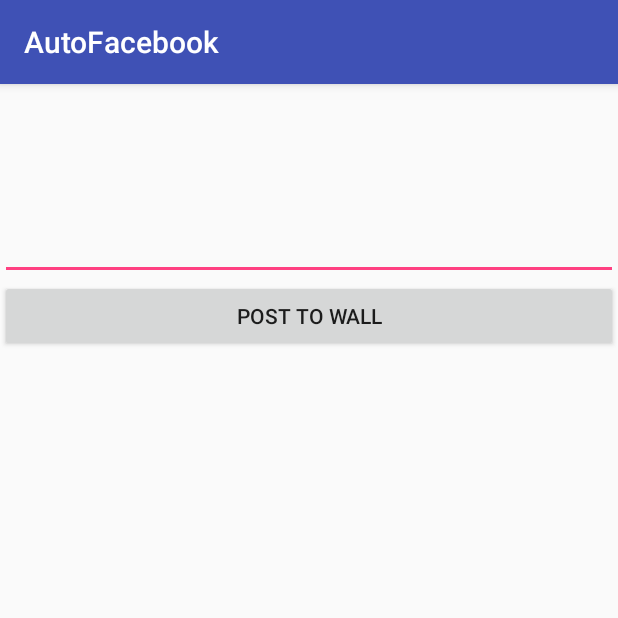
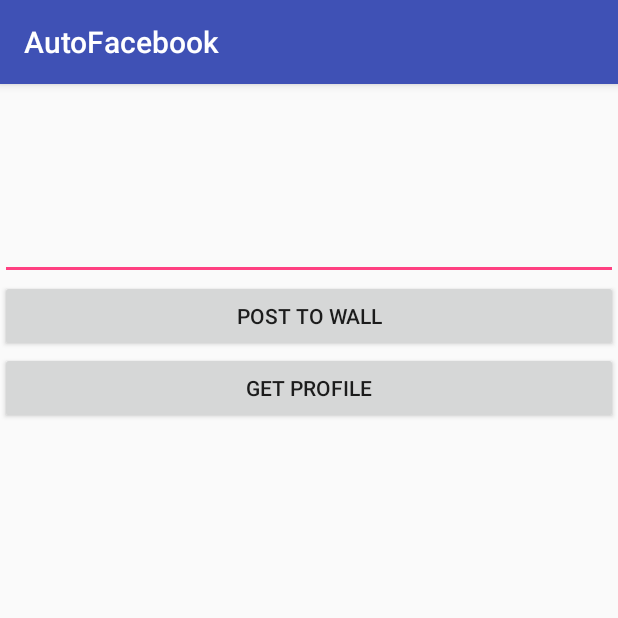
Before and after one commit to anddev1708/TestSourceCode, an Android app: the MainActivity screen opened directly, with no data from a screen before it, on a phone screen of 412 x 824 dp, the top half of it. Run offline under Robolectric (Android 15) with nearby library versions, the phone set to English and light mode, and no system bars; libraries missing offline, so code that uses them is left out: com.facebook, com.facebook.share.

```diff
--- a/AutoFacebook/app/src/main/java/com/qvqstudio/autofacebook/MainActivity.java
+++ b/AutoFacebook/app/src/main/java/com/qvqstudio/autofacebook/MainActivity.java
@@ -22,15 +22,18 @@ import com.facebook.share.model.SharePhoto;
 import com.facebook.share.model.SharePhotoContent;
 import com.facebook.share.widget.ShareDialog;
 
+import org.json.JSONObject;
+
 import java.io.ByteArrayOutputStream;
 
 public class MainActivity extends AppCompatActivity implements View.OnClickListener{
 
     private TextView tvProfileInfo;
     private EditText etContent;
-    private Button btnPost;
+    private Button btnPost, btnProfile;
 
     private SessionData mSessionData;
+    private String TAG = "MainActivity";
 
     @Override
     protected void onCreate(Bundle savedInstanceState) {
@@ -40,11 +43,13 @@ public class MainActivity extends AppCompatActivity implements View.OnClickListe
         tvProfileInfo = findViewById(R.id.tv_profile_info);
         etContent = findViewById(R.id.et_post_content);
         btnPost = findViewById(R.id.btn_post);
+        btnProfile = findViewById(R.id.btn_get_profile);
 
         mSessionData = new SessionData(this);
         // Get profile info
 
         btnPost.setOnClickListener(this);
+        btnProfile.setOnClickListener(this);
     }
 
     @Override
@@ -53,7 +58,29 @@ public class MainActivity extends AppCompatActivity implements View.OnClickListe
             case R.id.btn_post:
                 postNewFeed();
                 break;
+
+            case R.id.btn_get_profile:
+                getProfile();
+                break;
         }
+    }
+
+    private void getProfile(){
+        GraphRequest request = GraphRequest.newMeRequest(
+                AccessToken.getCurrentAccessToken(),
+                new GraphRequest.GraphJSONObjectCallback() {
+                    @Override
+                    public void onCompleted(
+                            JSONObject object,
+                            GraphResponse response) {
+                        // Application code
+                        Log.e(TAG, "res = "+ response.toString());
+                    }
+                });
+        Bundle parameters = new Bundle();
+        parameters.putString("fields", "id,name,link");
+        request.setParameters(parameters);
+        request.executeAsync();
     }
 
     private void postNewFeed(){
--- a/AutoFacebook/app/src/main/res/layout/activity_main.xml
+++ b/AutoFacebook/app/src/main/res/layout/activity_main.xml
@@ -24,4 +24,10 @@
         android:text="POST TO WALL"
         android:layout_width="match_parent"
         android:layout_height="wrap_content" />
+    <Button
+        android:id="@+id/btn_get_profile"
+        android:layout_below="@id/btn_post"
+        android:text="GET PROFILE"
+        android:layout_width="match_parent"
+        android:layout_height="wrap_content" />
 </RelativeLayout>
```
